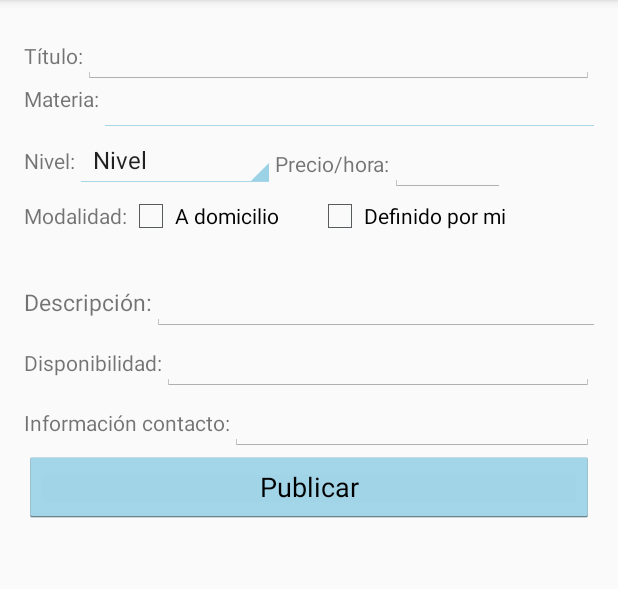
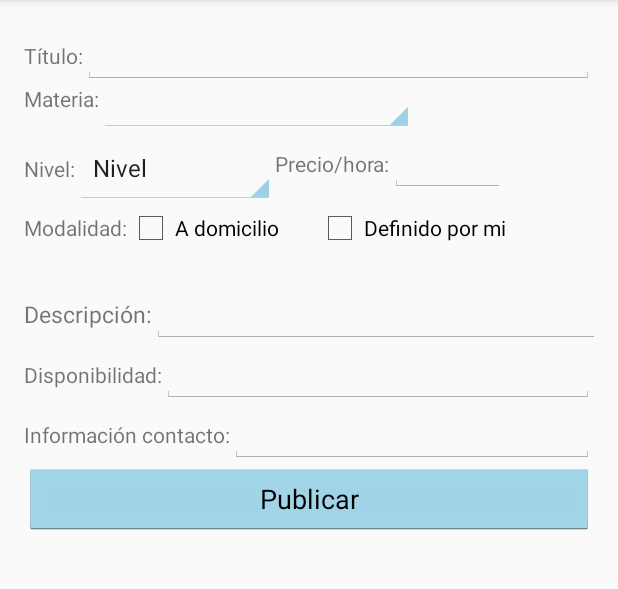
Before and after one commit to edmolten/Hackathon2015, an Android app: the Ofrecer screen opened directly, with no data from a screen before it, on a phone screen of 412 x 824 dp, the part 84-673 px from its top. Run offline under Robolectric (Android 15) with nearby library versions, the phone set to English and light mode, and no system bars.

Commit message:
colores barra de navegacion ESTA ES LA BRANCH WENA
colores? feos?

```diff
--- a/HiTutor/app/src/main/res/drawable/side_nav_bar.xml
+++ b/HiTutor/app/src/main/res/drawable/side_nav_bar.xml
@@ -1,9 +1,9 @@
 <shape xmlns:android="http://schemas.android.com/apk/res/android"
     android:shape="rectangle" >
     <gradient
-        android:startColor="#81C787"
-        android:centerColor="#4CAF50"
-        android:endColor="#2E7D32"
+        android:startColor="#FF9B08"
+        android:centerColor="#D9600F"
+        android:endColor="#c6ffb039"
         android:type="linear"
         android:angle="135"/>
 </shape>
--- a/HiTutor/app/src/main/res/layout/activity_ofrecer2.xml
+++ b/HiTutor/app/src/main/res/layout/activity_ofrecer2.xml
@@ -56,10 +56,9 @@
                     android:textSize="@dimen/abc_text_size_body_2_material" />
 
                 <Spinner
-                    android:layout_width="fill_parent"
+                    android:layout_width="210dp"
                     android:layout_height="wrap_content"
-                    android:id="@+id/Ofre_spinner3"
-                    android:layout_weight="0.12" />
+                    android:id="@+id/Ofre_spinner3" />
 
             </LinearLayout>
 
@@ -78,7 +77,7 @@
 
                 <Spinner
                     android:layout_width="133dp"
-                    android:layout_height="wrap_content"
+                    android:layout_height="48dp"
                     android:id="@+id/Ofre_spinner4"
                      />
 
@@ -109,7 +108,7 @@
             <LinearLayout
                 android:orientation="vertical"
                 android:layout_width="match_parent"
-                android:layout_height="match_parent">
+                android:layout_height="238dp">
 
                 <LinearLayout
                     android:orientation="horizontal"
--- a/HiTutor/app/src/main/res/layout/nav_header_main.xml
+++ b/HiTutor/app/src/main/res/layout/nav_header_main.xml
@@ -14,10 +14,10 @@
         android:src="@android:drawable/sym_def_app_icon" android:id="@+id/imageView" />
 
     <TextView android:layout_width="match_parent" android:layout_height="wrap_content"
-        android:paddingTop="@dimen/nav_header_vertical_spacing" android:text="Android Studio"
+        android:paddingTop="@dimen/nav_header_vertical_spacing" android:text="HiTutor"
         android:textAppearance="@style/TextAppearance.AppCompat.Body1" />
 
     <TextView android:layout_width="wrap_content" android:layout_height="wrap_content"
-        android:text="android.studio@android.com" android:id="@+id/textView" />
+        android:id="@+id/textView" />
 
 </LinearLayout>
```
